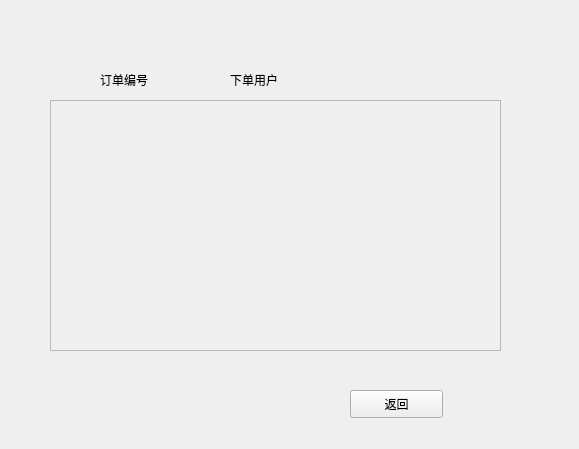
Old version of the form dealorder.ui in the repository ZhangFirst1/Orderer.
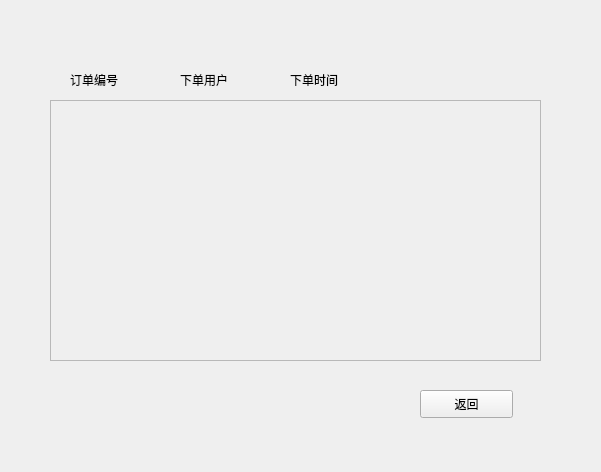
New version of the form.

```diff
--- a/dealorder.ui
+++ b/dealorder.ui
@@ -6,8 +6,8 @@
    <rect>
     <x>0</x>
     <y>0</y>
-    <width>579</width>
-    <height>449</height>
+    <width>601</width>
+    <height>472</height>
    </rect>
   </property>
   <property name="windowTitle">
@@ -16,7 +16,7 @@
   <widget class="QPushButton" name="dealorderreturnButton">
    <property name="geometry">
     <rect>
-     <x>350</x>
+     <x>420</x>
      <y>390</y>
      <width>93</width>
      <height>28</height>
@@ -31,8 +31,8 @@
     <rect>
      <x>50</x>
      <y>100</y>
-     <width>451</width>
-     <height>251</height>
+     <width>491</width>
+     <height>261</height>
     </rect>
    </property>
    <property name="widgetResizable">
@@ -43,8 +43,8 @@
      <rect>
       <x>0</x>
       <y>0</y>
-      <width>449</width>
-      <height>249</height>
+      <width>489</width>
+      <height>259</height>
      </rect>
     </property>
    </widget>
@@ -52,7 +52,7 @@
   <widget class="QLabel" name="orderId">
    <property name="geometry">
     <rect>
-     <x>100</x>
+     <x>70</x>
      <y>70</y>
      <width>69</width>
      <height>19</height>
@@ -65,7 +65,7 @@
   <widget class="QLabel" name="orderowner">
    <property name="geometry">
     <rect>
-     <x>230</x>
+     <x>180</x>
      <y>70</y>
      <width>69</width>
      <height>19</height>
@@ -75,6 +75,19 @@
     <string>下单用户</string>
    </property>
   </widget>
+  <widget class="QLabel" name="orderowner_2">
+   <property name="geometry">
+    <rect>
+     <x>290</x>
+     <y>70</y>
+     <width>69</width>
+     <height>19</height>
+    </rect>
+   </property>
+   <property name="text">
+    <string>下单时间</string>
+   </property>
+  </widget>
  </widget>
  <resources/>
  <connections/>
```
